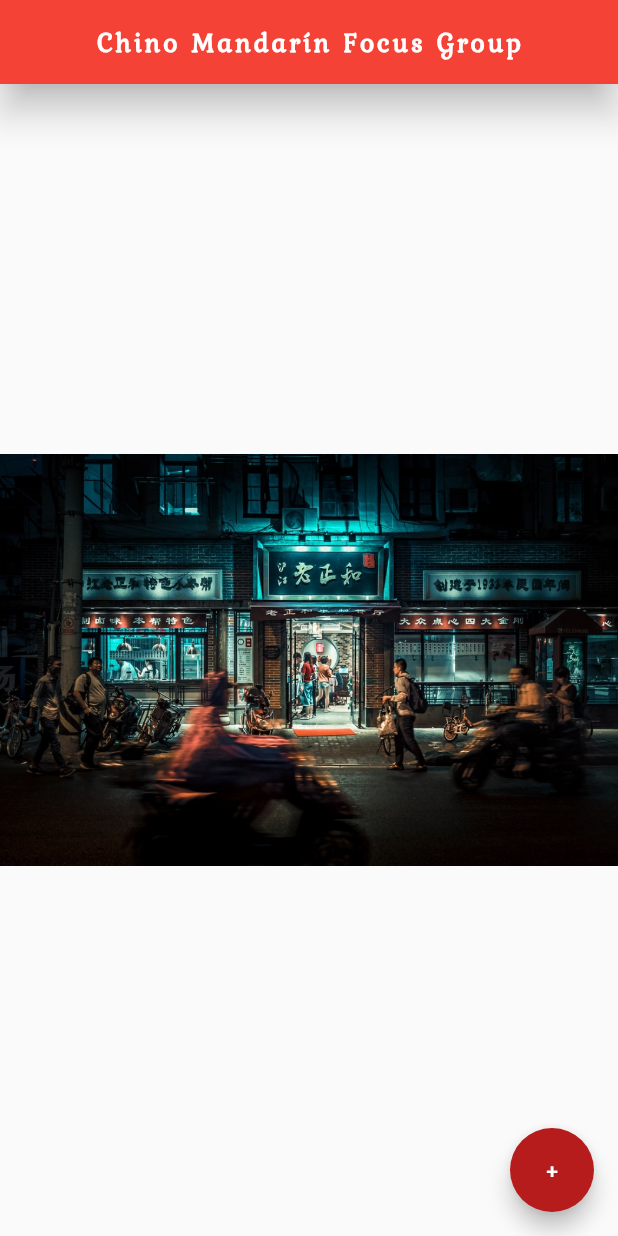
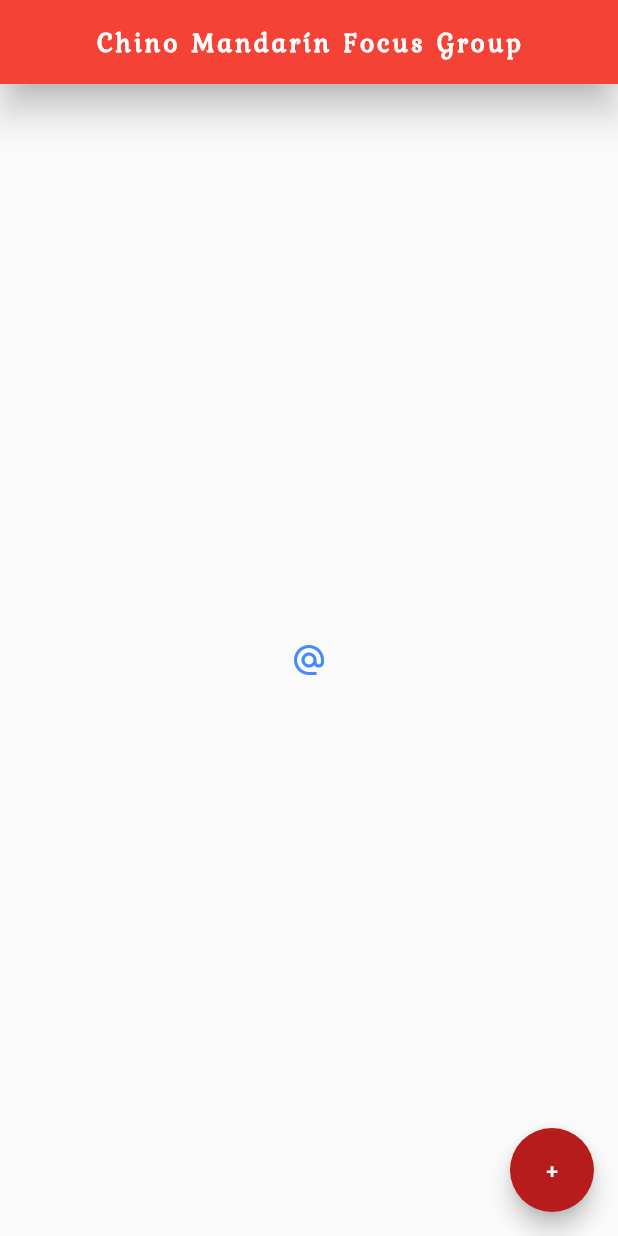
Before and after one commit to LuisYauri/flutter_basic, a Flutter app: the screen it shows after launch, on a phone screen of 412 x 824 dp. Run offline on Flutter 3.47's test engine with Material 2 defaults, Android fonts, the phone set to English and light mode, and no system bars.

Commit message:
Agregar botones y iconos

```diff
--- a/lib/main.dart
+++ b/lib/main.dart
@@ -22,7 +22,13 @@ class Home extends StatelessWidget {
         backgroundColor: Colors.red[500],
       ),
       body: Center(
-        child: Image.asset('assets/china2.jpg'),
+        child: IconButton(
+          onPressed: () {
+            print('You clicked me');
+          },
+          icon: Icon(Icons.alternate_email),
+          color: Colors.blueAccent,
+        ),
       ),
       floatingActionButton: FloatingActionButton(
         child: Text('+'),
@@ -33,8 +39,40 @@ class Home extends StatelessWidget {
   }
 }
 
-// Image
-//child: Image(
-//  image: NetworkImage('https://images.unsplash.com/photo-1510332981392-36692ea3a195?ixlib=rb-1.2.1&ixid=eyJhcHBfaWQiOjEyMDd9&auto=format&fit=crop&w=800&q=80'),
-//  image: AssetImage('assets/china2.jpg'),
+// Icon
+//child: Icon(
+//  Icons.airplanemode_active,
+//  color: Colors.lightBlue,
+//  size: 50.0,
 //),
+
+// FlatButton
+//FlatButton(
+//  onPressed: () {
+//    print('you clicked me');
+//  },
+//  child: Text(
+//    'click me',
+//    style: TextStyle(
+//    color: Colors.white,
+//    ),
+//  ),
+//  color: Colors.red,
+//)
+
+// RaisedButton
+//RaisedButton.icon(
+//  onPressed: () {},
+//  icon: Icon(Icons.mail),
+//  label: Text('mail me'),
+//  color: Colors.blueAccent,
+//)
+
+// IconButton
+//IconButton(
+//  onPressed: () {
+//    print('You clicked me');
+//  },
+//  icon: Icon(Icons.alternate_email),
+//  color: Colors.blueAccent,
+//)
```
